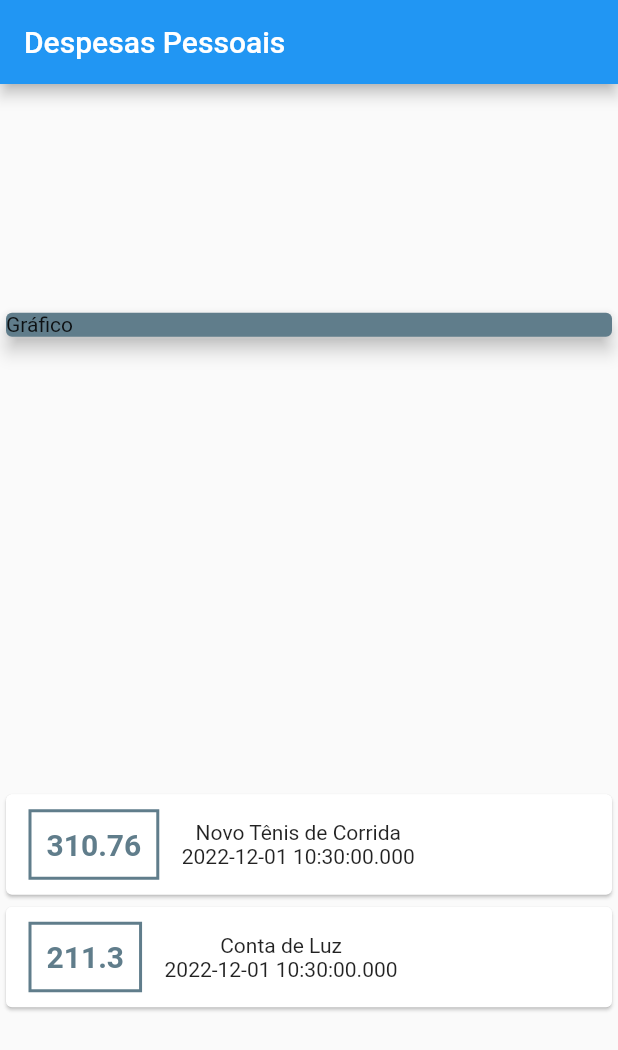
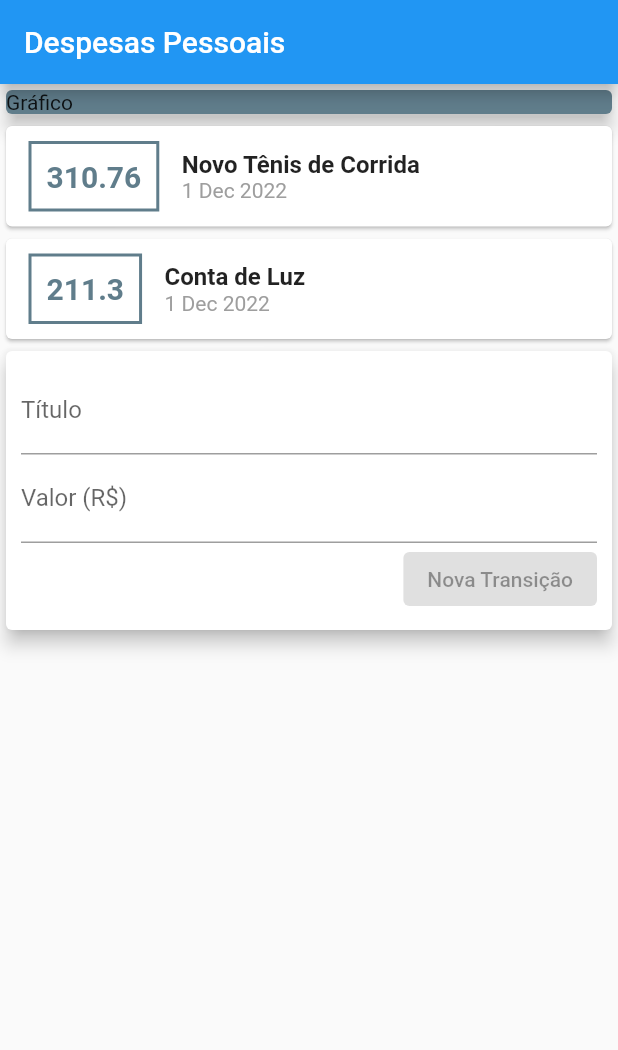
Before and after one commit to higornabuco/Expenses, a Flutter app: the screen it shows after launch, on a phone screen of 412 x 824 dp. Shown: the top 1050 px of the screen. Run offline on Flutter 3.47's test engine with Material 2 defaults, Android fonts, the phone set to English and light mode, and no system bars.

Commit message:
adicionando textfield e button

```diff
--- a/lib/main.dart
+++ b/lib/main.dart
@@ -1,10 +1,10 @@
 import 'models/transaction.dart';
 import 'package:flutter/material.dart';
+import 'package:intl/intl.dart';
 
 main() => runApp(ExpensesApp());
 
 class ExpensesApp extends StatelessWidget {
-
   @override
   Widget build(BuildContext context) {
     return MaterialApp(home: MyHomePage());
@@ -19,21 +19,16 @@ class MyHomePage extends StatelessWidget {
         value: 310.76,
         date: DateTime.now()),
     Transaction(
-        id: 't2',
-        title: 'Conta de Luz',
-        value: 211.30,
-        date: DateTime.now()
-    ),
+        id: 't2', title: 'Conta de Luz', value: 211.30, date: DateTime.now()),
   ];
 
   @override
   Widget build(BuildContext context) {
     return Scaffold(
       appBar: AppBar(
-        title: Text('Despesas Pessoais'),
+        title: const Text('Despesas Pessoais'),
       ),
       body: Column(
-        mainAxisAlignment: MainAxisAlignment.spaceAround,
         crossAxisAlignment: CrossAxisAlignment.stretch,
         children: <Widget>[
           const SizedBox(
@@ -50,35 +45,64 @@ class MyHomePage extends StatelessWidget {
                   children: <Widget>[
                     Container(
                       margin: const EdgeInsets.symmetric(
-                        horizontal: 15,
-                        vertical: 10
-                      ),
+                          horizontal: 15, vertical: 10),
                       decoration: BoxDecoration(
-                        border: Border.all(
-                          color: Colors.blueGrey,
-                          width: 2,
-                        )
-                      ),
-                      padding: EdgeInsets.all(10),
+                          border: Border.all(
+                        color: Colors.blueGrey,
+                        width: 2,
+                      )),
+                      padding: const EdgeInsets.all(10),
                       child: Text(
                         tr.value.toString(),
                         style: const TextStyle(
-                          fontWeight: FontWeight.bold,
-                          fontSize: 20,
-                          color: Colors.blueGrey
-                        ),
+                            fontWeight: FontWeight.bold,
+                            fontSize: 20,
+                            color: Colors.blueGrey),
                       ),
                     ),
                     Column(
+                      crossAxisAlignment: CrossAxisAlignment.start,
                       children: <Widget>[
-                        Text(tr.title),
-                        Text(tr.date.toString()),
+                        Text(
+                          tr.title,
+                          style: const TextStyle(
+                              fontSize: 16, fontWeight: FontWeight.bold),
+                        ),
+                        Text(
+                          DateFormat('d MMM y').format(tr.date),
+                          style: const TextStyle(
+                            color: Colors.grey,
+                          ),
+                        ),
                       ],
                     )
                   ],
                 ),
               );
             }).toList(),
+          ),
+          Card(
+            elevation: 5,
+            child: Padding(
+              padding: const EdgeInsets.all(10.0),
+              child: Column(
+                children: [
+                  const TextField(
+                    decoration: InputDecoration(labelText: 'Título'),
+                  ),
+                  const TextField(
+                    decoration: InputDecoration(labelText: 'Valor (R\$)'),
+                  ),
+                  Row(
+                    mainAxisAlignment: MainAxisAlignment.end,
+                    children: const <Widget>[
+                      ElevatedButton(
+                          onPressed: null, child: Text('Nova Transição')),
+                    ],
+                  ),
+                ],
+              ),
+            ),
           )
         ],
       ),
```
